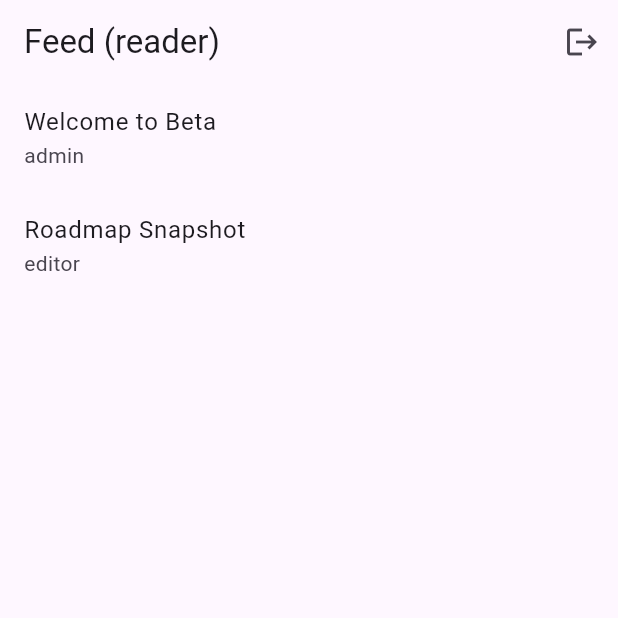
After one commit to daedmaet187/blog-ai, a Flutter app: the screen it shows after launch, after a tap on "Continue", on a phone screen of 412 x 824 dp, the top half of it. The commit adds this screen. Run offline on Flutter 3.47's test engine with Material 3 defaults, Android fonts, the phone set to English and light mode, and no system bars; accounts and stored records are empty.

Commit message:
feat(flutter): auth feed detail and role-aware authoring flow

```diff
--- a/apps/mobile_flutter/lib/main.dart
+++ b/apps/mobile_flutter/lib/main.dart
@@ -1,20 +1,8 @@
 import 'package:flutter/material.dart';
 
+import 'src/app.dart';
+import 'src/blog_repository.dart';
+
 void main() {
-  runApp(const BlogApp());
+  runApp(BlogApp(repository: BlogRepository.seeded()));
 }
-
-class BlogApp extends StatelessWidget {
-  const BlogApp({super.key});
-
-  @override
-  Widget build(BuildContext context) {
-    return MaterialApp(
-      title: 'Blog Mission Control',
-      home: Scaffold(
-        appBar: AppBar(title: const Text('Blog Mobile')),
-        body: const Center(child: Text('Flutter app bootstrap ready ✅')),
-      ),
-    );
-  }
-}
--- /dev/null
+++ b/apps/mobile_flutter/lib/src/app.dart
@@ -0,0 +1,325 @@
+import 'package:flutter/material.dart';
+
+import 'blog_repository.dart';
+import 'models.dart';
+
+class BlogApp extends StatefulWidget {
+  const BlogApp({super.key, required this.repository});
+
+  final BlogRepository repository;
+
+  @override
+  State<BlogApp> createState() => _BlogAppState();
+}
+
+class _BlogAppState extends State<BlogApp> {
+  AppUser? _currentUser;
+
+  @override
+  Widget build(BuildContext context) {
+    return MaterialApp(
+      title: 'Blog Mission Control',
+      home: _currentUser == null
+          ? LoginScreen(
+              onLogin: (user) => setState(() => _currentUser = user),
+              repository: widget.repository,
+            )
+          : FeedScreen(
+              repository: widget.repository,
+              user: _currentUser!,
+              onLogout: () => setState(() => _currentUser = null),
+            ),
+    );
+  }
+}
+
+class LoginScreen extends StatefulWidget {
+  const LoginScreen({
+    super.key,
+    required this.onLogin,
+    required this.repository,
+  });
+
+  final ValueChanged<AppUser> onLogin;
+  final BlogRepository repository;
+
+  @override
+  State<LoginScreen> createState() => _LoginScreenState();
+}
+
+class _LoginScreenState extends State<LoginScreen> {
+  final _usernameController = TextEditingController();
+  UserRole _selectedRole = UserRole.reader;
+
+  @override
+  void dispose() {
+    _usernameController.dispose();
+    super.dispose();
+  }
+
+  @override
+  Widget build(BuildContext context) {
+    return Scaffold(
+      appBar: AppBar(title: const Text('Login')),
+      body: Padding(
+        padding: const EdgeInsets.all(16),
+        child: Column(
+          children: [
+            TextField(
+              key: const Key('login_username'),
+              controller: _usernameController,
+              decoration: const InputDecoration(labelText: 'Username'),
+            ),
+            DropdownButton<UserRole>(
+              key: const Key('login_role'),
+              value: _selectedRole,
+              onChanged: (role) {
+                if (role != null) setState(() => _selectedRole = role);
+              },
+              items: UserRole.values
+                  .map(
+                    (role) => DropdownMenuItem(
+                      value: role,
+                      child: Text(role.name),
+                    ),
+                  )
+                  .toList(),
+            ),
+            ElevatedButton(
+              key: const Key('login_button'),
+              onPressed: () async {
+                final user = await widget.repository.login(
+                  username: _usernameController.text.isEmpty
+                      ? 'guest'
+                      : _usernameController.text,
+                  role: _selectedRole,
+                );
+                widget.onLogin(user);
+              },
+              child: const Text('Continue'),
+            ),
+          ],
+        ),
+      ),
+    );
+  }
+}
+
+class FeedScreen extends StatefulWidget {
+  const FeedScreen({
+    super.key,
+    required this.repository,
+    required this.user,
+    required this.onLogout,
+  });
+
+  final BlogRepository repository;
+  final AppUser user;
+  final VoidCallback onLogout;
+
+  @override
+  State<FeedScreen> createState() => _FeedScreenState();
+}
+
+class _FeedScreenState extends State<FeedScreen> {
+  @override
+  Widget build(BuildContext context) {
+    final posts = widget.repository.listPublished();
+    return Scaffold(
+      appBar: AppBar(
+        title: Text('Feed (${widget.user.role.name})'),
+        actions: [
+          IconButton(onPressed: widget.onLogout, icon: const Icon(Icons.logout)),
+        ],
+      ),
+      body: ListView.builder(
+        itemCount: posts.length,
+        itemBuilder: (context, index) {
+          final post = posts[index];
+          return ListTile(
+            title: Text(post.title),
+            subtitle: Text(post.author),
+            onTap: () async {
+              await Navigator.of(context).push(
+                MaterialPageRoute(
+                  builder: (_) => PostDetailScreen(
+                    post: post,
+                    user: widget.user,
+                    repository: widget.repository,
+                  ),
+                ),
+              );
+              setState(() {});
+            },
+          );
+        },
+      ),
+      floatingActionButton: widget.user.canAuthor
+          ? FloatingActionButton(
+              key: const Key('new_post_button'),
+              onPressed: () async {
+                await Navigator.of(context).push(
+                  MaterialPageRoute(
+                    builder: (_) => EditPostScreen(
+                      user: widget.user,
+                      repository: widget.repository,
+                    ),
+                  ),
+                );
+                setState(() {});
+              },
+              child: const Icon(Icons.add),
+            )
+          : null,
+    );
+  }
+}
+
+class PostDetailScreen extends StatelessWidget {
+  const PostDetailScreen({
+    super.key,
+    required this.post,
+    required this.user,
+    required this.repository,
+  });
+
+  final BlogPost post;
+  final AppUser user;
+  final BlogRepository repository;
+
+  @override
+  Widget build(BuildContext context) {
+    return Scaffold(
+      appBar: AppBar(title: const Text('Post Detail')),
+      body: Padding(
+        padding: const EdgeInsets.all(16),
+        child: Column(
+          crossAxisAlignment: CrossAxisAlignment.start,
+          children: [
+            Text(post.title, style: Theme.of(context).textTheme.headlineSmall),
+            const SizedBox(height: 8),
+            Text(post.body),
+            const SizedBox(height: 16),
+            if (user.canAuthor)
+              ElevatedButton(
+                key: const Key('edit_post_button'),
+                onPressed: () async {
+                  await Navigator.of(context).push(
+                    MaterialPageRoute(
+                      builder: (_) => EditPostScreen(
+                        user: user,
+                        repository: repository,
+                        initialPost: post,
+                      ),
+                    ),
+                  );
+                  if (context.mounted) Navigator.of(context).pop();
+                },
+                child: const Text('Edit'),
+              ),
+          ],
+        ),
+      ),
+    );
+  }
+}
+
+class EditPostScreen extends StatefulWidget {
+  const EditPostScreen({
+    super.key,
+    required this.user,
+    required this.repository,
+    this.initialPost,
+  });
+
+  final AppUser user;
+  final BlogRepository repository;
+  final BlogPost? initialPost;
+
+  @override
+  State<EditPostScreen> createState() => _EditPostScreenState();
+}
+
+class _EditPostScreenState extends State<EditPostScreen> {
+  late final TextEditingController _titleController;
+  late final TextEditingController _bodyController;
+
+  @override
+  void initState() {
+    super.initState();
+    _titleController = TextEditingController(text: widget.initialPost?.title ?? '');
+    _bodyController = TextEditingController(text: widget.initialPost?.body ?? '');
+  }
+
+  @override
+  void dispose() {
+    _titleController.dispose();
+    _bodyController.dispose();
+    super.dispose();
+  }
+
+  @override
+  Widget build(BuildContext context) {
+    return Scaffold(
+      appBar: AppBar(title: const Text('Author Post')),
+      body: Padding(
+        padding: const EdgeInsets.all(16),
+        child: Column(
+          children: [
+            TextField(
+              key: const Key('post_title_input'),
+              controller: _titleController,
+              decoration: const InputDecoration(labelText: 'Title'),
+            ),
+            TextField(
+              key: const Key('post_body_input'),
+              controller: _bodyController,
+              decoration: const InputDecoration(labelText: 'Body'),
+            ),
+            const SizedBox(height: 12),
+            ElevatedButton(
+              key: const Key('save_draft_button'),
+              onPressed: () {
+                if (widget.initialPost == null) {
+                  widget.repository.createDraft(
+                    title: _titleController.text,
+                    body: _bodyController.text,
+                    author: widget.user,
+                  );
+                } else {
+                  widget.repository.updatePost(
+                    post: widget.initialPost!,
+                    title: _titleController.text,
+                    body: _bodyController.text,
+                  );
+                }
+                Navigator.of(context).pop();
+              },
+              child: const Text('Save Draft'),
+            ),
+            if (widget.user.canPublish)
+              ElevatedButton(
+                key: const Key('publish_button'),
+                onPressed: () {
+                  final post = widget.initialPost ??
+                      widget.repository.createDraft(
+                        title: _titleController.text,
+                        body: _bodyController.text,
+                        author: widget.user,
+                      );
+                  widget.repository.updatePost(
+                    post: post,
+                    title: _titleController.text,
+                    body: _bodyController.text,
+                  );
+                  widget.repository.publish(post);
+                  Navigator.of(context).pop();
+                },
+                child: const Text('Publish'),
+              ),
+          ],
+        ),
+      ),
+    );
+  }
+}
--- /dev/null
+++ b/apps/mobile_flutter/lib/src/blog_repository.dart
@@ -0,0 +1,64 @@
+import 'models.dart';
+
+class BlogRepository {
+  BlogRepository({required List<BlogPost> posts}) : _posts = posts;
+
+  factory BlogRepository.seeded() {
+    return BlogRepository(
+      posts: [
+        BlogPost(
+          id: '1',
+          title: 'Welcome to Beta',
+          body: 'This is the internal beta feed.',
+          author: 'admin',
+          published: true,
+        ),
+        BlogPost(
+          id: '2',
+          title: 'Roadmap Snapshot',
+          body: 'Role-aware authoring lands in this release.',
+          author: 'editor',
+          published: true,
+        ),
+      ],
+    );
+  }
+
+  final List<BlogPost> _posts;
+
+  Future<AppUser> login({
+    required String username,
+    required UserRole role,
+  }) async {
+    return AppUser(username: username, role: role);
+  }
+
+  List<BlogPost> listPublished() {
+    return _posts.where((post) => post.published).toList(growable: false);
+  }
+
+  BlogPost createDraft({
+    required String title,
+    required String body,
+    required AppUser author,
+  }) {
+    final post = BlogPost(
+      id: DateTime.now().microsecondsSinceEpoch.toString(),
+      title: title,
+      body: body,
+      author: author.username,
+      published: false,
+    );
+    _posts.insert(0, post);
+    return post;
+  }
+
+  void updatePost({required BlogPost post, required String title, required String body}) {
+    post.title = title;
+    post.body = body;
+  }
+
+  void publish(BlogPost post) {
+    post.published = true;
+  }
+}
--- /dev/null
+++ b/apps/mobile_flutter/lib/src/models.dart
@@ -0,0 +1,27 @@
+enum UserRole { reader, editor, admin }
+
+class AppUser {
+  const AppUser({required this.username, required this.role});
+
+  final String username;
+  final UserRole role;
+
+  bool get canAuthor => role == UserRole.editor || role == UserRole.admin;
+  bool get canPublish => canAuthor;
+}
+
+class BlogPost {
+  BlogPost({
+    required this.id,
+    required this.title,
+    required this.body,
+    required this.author,
+    this.published = true,
+  });
+
+  final String id;
+  final String author;
+  String title;
+  String body;
+  bool published;
+}
--- a/apps/mobile_flutter/pubspec.yaml
+++ b/apps/mobile_flutter/pubspec.yaml
@@ -9,5 +9,9 @@ dependencies:
   flutter:
     sdk: flutter
 
+dev_dependencies:
+  flutter_test:
+    sdk: flutter
+
 flutter:
   uses-material-design: true
```
Also changed, not shown: 1 other file.
